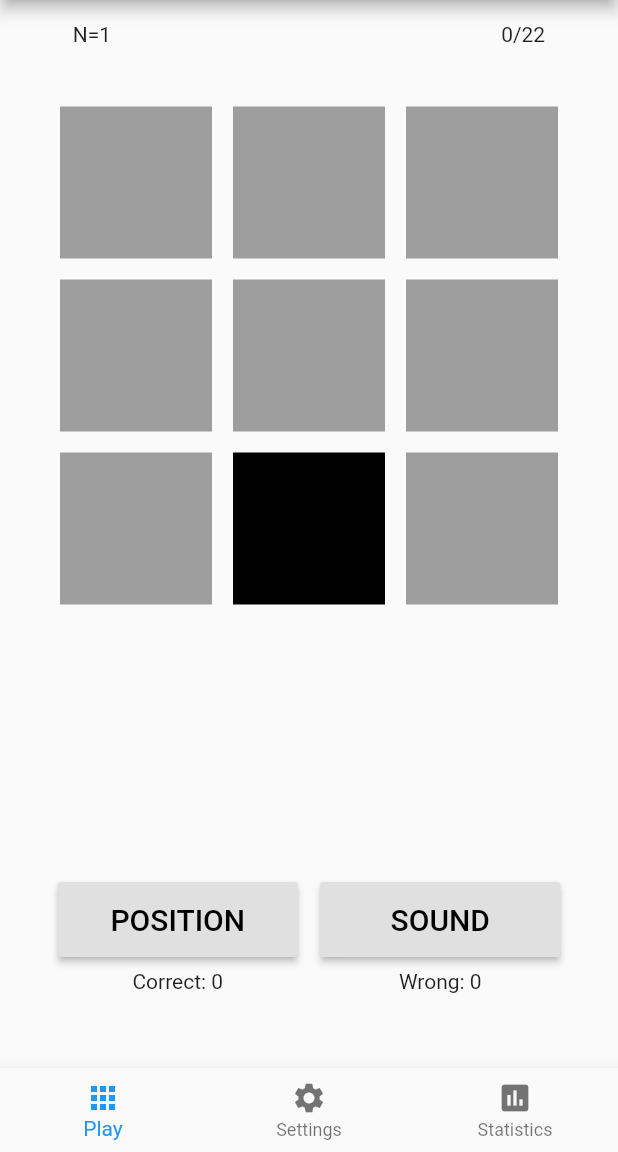
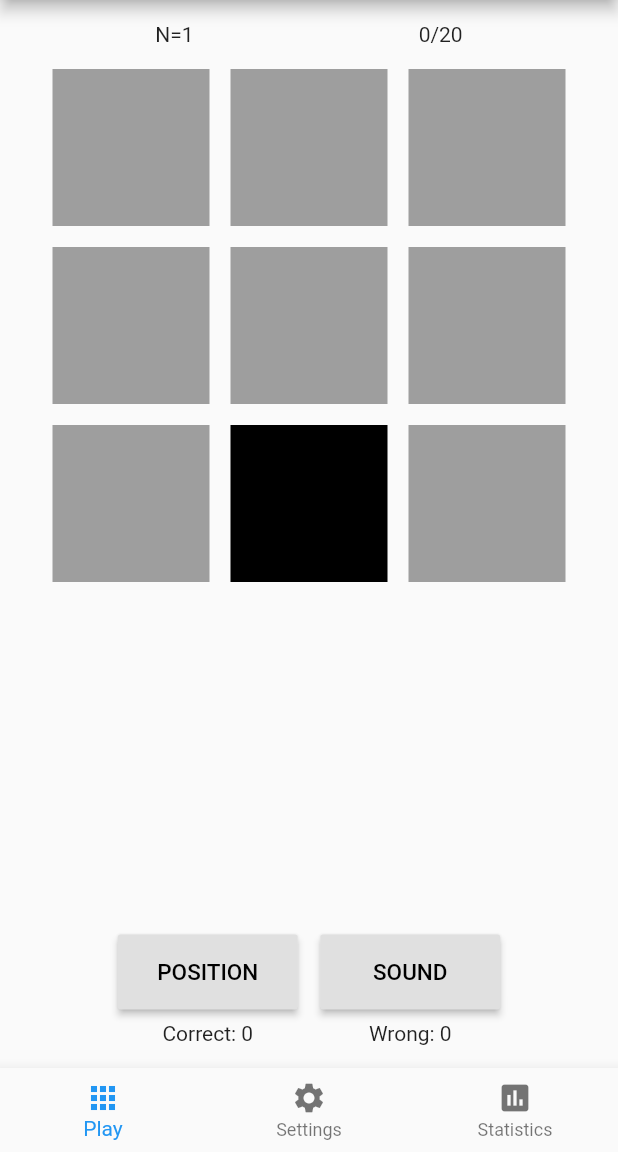
Before and after one commit to marcoboncoraglio/dual-n-back, a Flutter app: the screen it shows after launch, after a tap on "PLAY!", on a phone screen of 412 x 824 dp, the part 84-1236 px from its top. Run offline on Flutter 3.47's test engine with Material 2 defaults, Android fonts, the phone set to English and light mode, and no system bars; our stand-ins replace charts_flutter, flutter_tts, tuple.

```diff
--- a/dualnback/lib/game/game.dart
+++ b/dualnback/lib/game/game.dart
@@ -4,6 +4,7 @@ import 'package:dualnback/game/game_buttons.dart';
 import 'package:dualnback/game/game_round.dart';
 import 'package:dualnback/game/grid.dart';
 import 'package:dualnback/game/play_button.dart';
+import 'package:dualnback/game/result_page.dart';
 import 'package:flutter/material.dart';
 import 'package:provider/provider.dart';
 
@@ -31,11 +32,6 @@ class _GameState extends State<Game> {
   }
 
   @override
-  void didChangeDependencies() {
-    super.didChangeDependencies();
-  }
-
-  @override
   void deactivate() {
     super.deactivate();
     Provider.of<GameStateProvider>(context, listen: false).reset();
@@ -55,12 +51,20 @@ class _GameState extends State<Game> {
     List<GameRound> gameRounds = gameStateProvider.gameRounds;
 
     int currentRound = gameStateProvider.currentRound;
+    int totalRounds = gameStateProvider.totalRounds;
     int level = gameStateProvider.level;
 
     // speak after build, make sure it only played when state is correct
     if (gameStateProvider.isPlaying) {
+      gameRounds[currentRound].auditoryInput.speak();
       _startGameTimer();
-      gameRounds[currentRound].auditoryInput.speak();
+    }
+
+    // when game is complete, show dialog, trigger reset
+    if (currentRound > totalRounds) {
+      timer?.cancel();
+      //gameStateProvider.toggleIsPlaying();
+      return ResultPage();
     }
 
     return Column(children: <Widget>[
@@ -68,12 +72,12 @@ class _GameState extends State<Game> {
         mainAxisAlignment: MainAxisAlignment.center,
         children: <Widget>[
           new Padding(
-            padding: EdgeInsets.only(top: 15, left: 40, right: 130),
+            padding: EdgeInsets.only(top: 15, left: 40, right: 100),
             child: Text("N=$level"),
           ),
           new Padding(
-              padding: EdgeInsets.only(top: 15, right: 40, left: 130),
-              child: new Center(child: Text("$currentRound/22"))),
+              padding: EdgeInsets.only(top: 15, right: 40, left: 50),
+              child: new Center(child: Text("$currentRound/$totalRounds"))),
         ],
       ),
       new Expanded(
@@ -82,10 +86,10 @@ class _GameState extends State<Game> {
                   gameRounds[currentRound].visualInput)
               : new Grid.init()),
       new Padding(
-          padding: EdgeInsets.only(right: 20, bottom: 50, left: 20),
+          padding: EdgeInsets.only(right: 20, bottom: 15, left: 20),
           child: gameStateProvider.isPlaying
               ? new GameButtons()
-              : new PlayButton())
+              : new PlayButton()),
     ]);
   }
 }
--- a/dualnback/lib/game/game_buttons.dart
+++ b/dualnback/lib/game/game_buttons.dart
@@ -14,31 +14,22 @@ class _GameButtonsState extends State<GameButtons> {
     final gameStateProvider =
         Provider.of<GameStateProvider>(context, listen: true);
 
-    int correct = gameStateProvider.optionCounters.values
-        .map((tuple) => tuple.item2)
-        .reduce((curr, next) => curr + next);
+    int correct = gameStateProvider.getPlayerCorrect();
 
-    // possible - correct + pressed wrong
-    int wrong = gameStateProvider.optionCounters.values
-            .map((tuple) => tuple.item1)
-            .reduce((curr, next) => curr + next) +
-        gameStateProvider.optionCounters.values
-            .map((tuple) => tuple.item3)
-            .reduce((curr, next) => curr + next) -
-        correct;
+    int wrong = gameStateProvider.getPlayerWrong();
 
-    // TODO: refactor to custom button, pass in matchoption
+    // TODO: refactor to custom button, pass in matchoption?
     return Row(
       children: <Widget>[
         new Column(children: <Widget>[
           new SizedBox(
             height: 50,
-            width: 160,
+            width: 120,
             child: new RaisedButton(
                 onPressed: () =>
                     gameStateProvider.pressedOption(MatchOption.POSITION),
                 child: Text("POSITION",
-                    style: TextStyle(fontSize: 20, color: Colors.black))),
+                    style: TextStyle(fontSize: 15, color: Colors.black))),
           ),
           Padding(
             padding: const EdgeInsets.only(top: 8.0),
@@ -50,12 +41,12 @@ class _GameButtonsState extends State<GameButtons> {
           children: <Widget>[
             new SizedBox(
               height: 50,
-              width: 160,
+              width: 120,
               child: new RaisedButton(
                   onPressed: () =>
                       gameStateProvider.pressedOption(MatchOption.SOUND),
                   child: Text("SOUND",
-                      style: TextStyle(fontSize: 20, color: Colors.black))),
+                      style: TextStyle(fontSize: 15, color: Colors.black))),
             ),
             Padding(
               padding: const EdgeInsets.only(top: 8.0),
--- a/dualnback/lib/game/game_state_provider.dart
+++ b/dualnback/lib/game/game_state_provider.dart
@@ -3,24 +3,55 @@ import 'package:tuple/tuple.dart';
 
 import 'game_round.dart';
 
-enum MatchOption { POSITION, SOUND /* , SHAPE, COLOR */ }
+enum MatchOption { POSITION, SOUND /* , SHAPE, COLOR */}
 
 class GameStateProvider with ChangeNotifier {
-  List<GameRound> gameRounds = [new GameRound()];
-  int currentRound = 0;
+  GameStateProvider() {
+    reset();
+  }
 
-  bool isPlaying = false;
+  List<GameRound> gameRounds;
+  int currentRound;
 
+  bool isPlaying;
+
+  // load from sqlite
   int level = 1;
 
   int timerInterval = 2000;
+
+  int totalRounds = 20;
+
   // option to correct, right, wrong
-  Map<MatchOption, Tuple3<int, int, int>> optionCounters = {
-    MatchOption.POSITION: new Tuple3(0, 0, 0),
-    MatchOption.SOUND: new Tuple3(0, 0, 0),
-    //MatchOption.SHAPE: new Tuple2(0, 0),
-    //MatchOption.COLOR: new Tuple2(0, 0)
-  };
+  Map<MatchOption, Tuple3<int, int, int>> optionCounters;
+
+  int getPossibleCorrect() {
+    return optionCounters.values
+            .map((tuple) => tuple.item1)
+            .reduce((curr, next) => curr + next);
+  }
+
+  int getPlayerCorrect() {
+    return optionCounters.values
+        .map((tuple) => tuple.item2)
+        .reduce((curr, next) => curr + next);
+  }
+
+  int getPlayerWrong() {
+        return getPossibleCorrect() - getPlayerCorrect() +
+        optionCounters.values
+            .map((tuple) => tuple.item3)
+            .reduce((curr, next) => curr + next);
+  }
+
+  _initMap() {
+    optionCounters = {
+      MatchOption.POSITION: new Tuple3(0, 0, 0),
+      MatchOption.SOUND: new Tuple3(0, 0, 0),
+      //MatchOption.SHAPE: new Tuple2(0, 0),
+      //MatchOption.COLOR: new Tuple2(0, 0)
+    };
+  }
 
   toggleIsPlaying() {
     isPlaying = !isPlaying;
@@ -39,6 +70,7 @@ class GameStateProvider with ChangeNotifier {
     currentRound = 0;
     gameRounds = [new GameRound()];
     isPlaying = false;
+    _initMap();
   }
 
   bool _checkMatching(MatchOption option) {
--- a/dualnback/lib/game/grid.dart
+++ b/dualnback/lib/game/grid.dart
@@ -37,7 +37,8 @@ class _GridState extends State<Grid> {
     return Column(children: <Widget>[
       new Expanded(
         child: new GridView.builder(
-          padding: const EdgeInsets.all(35.0),
+          padding: const EdgeInsets.only(left: 30, right: 30, top: 10),
+          physics: new NeverScrollableScrollPhysics(),
           gridDelegate: new SliverGridDelegateWithFixedCrossAxisCount(
               crossAxisCount: 3,
               childAspectRatio: 1.0,
--- a/dualnback/lib/main.dart
+++ b/dualnback/lib/main.dart
@@ -11,6 +11,7 @@ class MyApp extends StatelessWidget {
   Widget build(BuildContext context) {
     return MaterialApp(
       title: 'N-Back',
+      debugShowCheckedModeBanner: false,
       theme: ThemeData(
         primarySwatch: Colors.blue,
       ),
--- a/dualnback/lib/router.dart
+++ b/dualnback/lib/router.dart
@@ -4,9 +4,7 @@ import 'package:dualnback/game_page.dart';
 import 'package:dualnback/settings_page.dart';
 import 'package:dualnback/statistics_page.dart';
 import 'package:flutter/material.dart';
-import 'package:provider/provider.dart';
 
-import 'game/game_state_provider.dart';
 
 class Router extends StatefulWidget {
   Router({Key key}) : super(key: key);
--- a/dualnback/lib/settings_page.dart
+++ b/dualnback/lib/settings_page.dart
@@ -27,7 +27,7 @@ class _SettingsPageState extends State<SettingsPage> {
                 padding: const EdgeInsets.only(left: 15.0),
                 child: new Text(
                   "Level",
-                  textScaleFactor: 1.5,
+                  textScaleFactor: 1.3,
                   style: new TextStyle(color: Colors.black),
                 ),
               ),
@@ -48,7 +48,7 @@ class _SettingsPageState extends State<SettingsPage> {
                 padding: const EdgeInsets.only(left: 15, top: 20),
                 child: new Text(
                   "Time per round (ms)",
-                  textScaleFactor: 1.5,
+                  textScaleFactor: 1.3,
                   style: new TextStyle(color: Colors.black),
                 ),
               ),
--- a/dualnback/pubspec.yaml
+++ b/dualnback/pubspec.yaml
@@ -23,6 +23,7 @@ dependencies:
   provider: ^3.0.0
   tuple: ^1.0.3
   flutter_tts:
+  charts_flutter: ^0.8.1
 
   # The following adds the Cupertino Icons font to your application.
   # Use with the CupertinoIcons class for iOS style icons.
```
Also changed, not shown: dualnback/lib/game/result_page.dart (added, +112 -0 lines).
